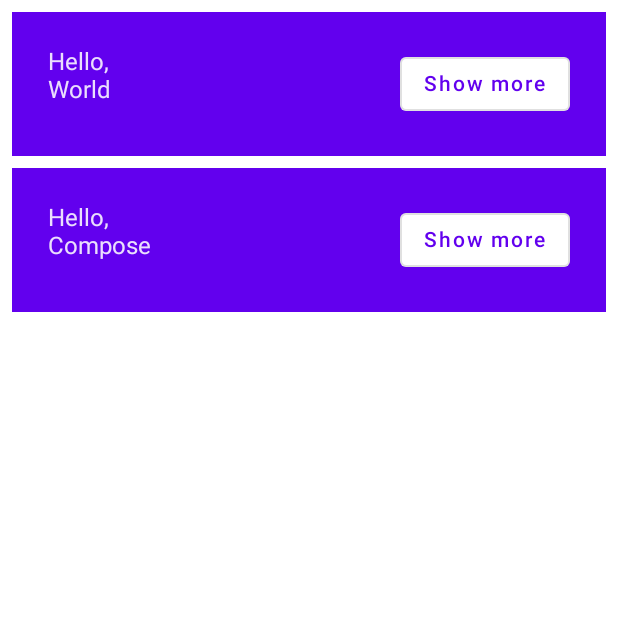
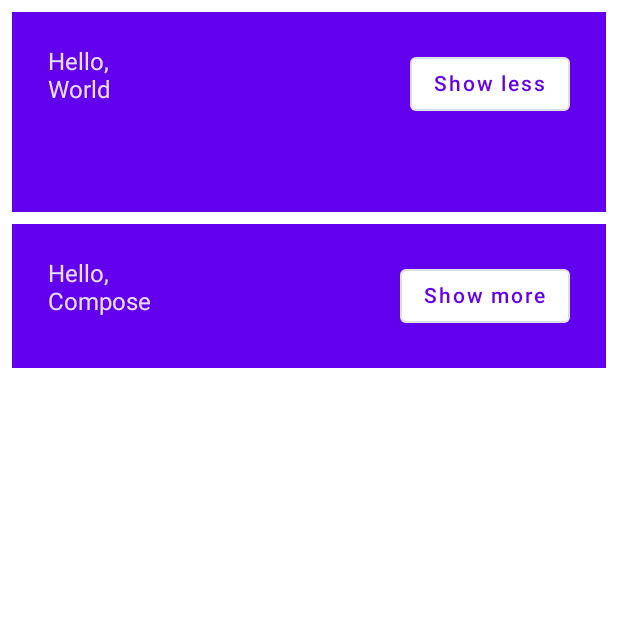
Before and after one commit to Brian-big/compose_basics_codelab, an Android app built with Jetpack Compose: the screen it shows after launch (MainActivity), after a tap on "Show more", on a phone screen of 412 x 824 dp, the top half of it. Run offline under Robolectric (Android 15) with nearby library versions, the phone set to English and light mode, and no system bars.

Commit message:
states in compose

```diff
--- a/app/src/main/java/compose/basics/codelab/MainActivity.kt
+++ b/app/src/main/java/compose/basics/codelab/MainActivity.kt
@@ -9,6 +9,8 @@ import androidx.compose.material.OutlinedButton
 import androidx.compose.material.Surface
 import androidx.compose.material.Text
 import androidx.compose.runtime.Composable
+import androidx.compose.runtime.mutableStateOf
+import androidx.compose.runtime.remember
 import androidx.compose.ui.Modifier
 import androidx.compose.ui.tooling.preview.Preview
 import androidx.compose.ui.unit.dp
@@ -39,16 +41,18 @@ private fun MyApp(names: List<String> = listOf("World", "Compose")) {
 
 @Composable
 private fun Greeting(name: String) {
+    val expanded = remember { mutableStateOf(false)}
+    val extraPadding = if (expanded.value) 48.dp else 0.dp
     Surface(color = MaterialTheme.colors.primary, modifier = Modifier
         .fillMaxWidth()
         .padding(vertical = 4.dp, horizontal = 8.dp)) {
         Row(modifier = Modifier.padding(24.dp)) {
-            Column(modifier = Modifier.weight(1f)) {
+            Column(modifier = Modifier.weight(1f).padding(bottom = extraPadding)) {
             Text(text = "Hello,")
             Text(name)
             }
-            OutlinedButton(onClick = { /*TODO*/ }) {
-                Text("Show more")
+            OutlinedButton(onClick = { expanded.value = !expanded.value }) {
+                Text(if (expanded.value) "Show less" else "Show more")
             }
         }
     }
```
